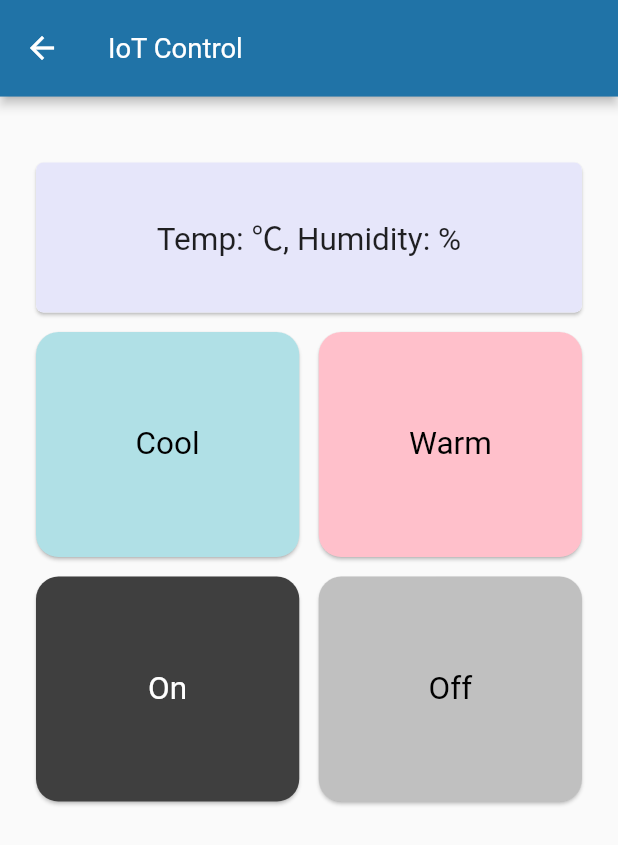
After one commit to spring98/hm10-interface, a Flutter app: the BluetoothIotControl screen opened directly, on a phone screen of 412 x 824 dp. The commit adds this screen. Shown: the top 845 px of the screen. Run offline on Flutter 3.47's test engine with Material 2 defaults, Android fonts, the phone set to English and light mode, and no system bars; our stand-ins replace flutter_screenutil, get, permission_handler; missing offline and left inert: dart:ffi, flutter_reactive_ble.

Commit message:
[추가] RC카 대신 IoT 컨트롤 추가

```diff
--- a/lib/views/02_home/01_bluetooth_serial/bluetooth_serial.dart
+++ b/lib/views/02_home/01_bluetooth_serial/bluetooth_serial.dart
@@ -33,6 +33,7 @@ class _BluetoothSerialState extends State<BluetoothSerial> {
   void dispose() {
     super.dispose();
     bluetoothViewModel.controllersDispose();
+    bluetoothViewModel.subscribeClear();
   }
 
   @override
--- /dev/null
+++ b/lib/views/02_home/02_bluetooth_iot_control/bluetooth_iot_control.dart
@@ -0,0 +1,129 @@
+import 'package:flutter/material.dart';
+import 'package:get/get.dart';
+
+import '../../../core/view_models/01_bluetooth/bluetooth_view_model.dart';
+import '../../../utils/constants/kAppBar.dart';
+
+class BluetoothIotControl extends StatefulWidget {
+  const BluetoothIotControl({Key? key}) : super(key: key);
+
+  @override
+  State<BluetoothIotControl> createState() => _BluetoothIotControlState();
+}
+
+class _BluetoothIotControlState extends State<BluetoothIotControl> {
+  final bluetoothViewModel = Get.put(BluetoothViewModel());
+
+  @override
+  void initState() {
+    super.initState();
+    bluetoothViewModel.subscribeIoT();
+  }
+
+  @override
+  void dispose() {
+    super.dispose();
+    bluetoothViewModel.subscribeClear();
+  }
+
+  @override
+  Widget build(BuildContext context) {
+    return Scaffold(
+      appBar: kAppBar('IoT Control'),
+      body: Padding(
+        padding: const EdgeInsets.all(20),
+        child: Column(
+          crossAxisAlignment: CrossAxisAlignment.stretch,
+          children: [
+            SizedBox(height: 20),
+            GetBuilder<BluetoothViewModel>(builder: (_) {
+              return Card(
+                shape: RoundedRectangleBorder(
+                  borderRadius: BorderRadius.circular(5), // 원하는 둥근 정도를 조절합니다.
+                ),
+                child: Container(
+                  padding: EdgeInsets.all(10),
+                  alignment: Alignment.center,
+                  height: 100,
+                  decoration: BoxDecoration(
+                    color: Color(0xFFE6E6FA),
+                    borderRadius: BorderRadius.circular(5),
+                  ),
+                  child: Text(
+                    'Temp: ${_.temp}℃, Humidity: ${_.humidity}%',
+                    style: TextStyle(fontSize: 21),
+                  ),
+                ),
+              );
+            }),
+            SizedBox(height: 5),
+            Row(
+              children: [
+                Expanded(child: _button('Cool')),
+                SizedBox(width: 5),
+                Expanded(child: _button('Warm')),
+              ],
+            ),
+            SizedBox(height: 5),
+            Row(
+              children: [
+                Expanded(child: _button('On')),
+                SizedBox(width: 5),
+                Expanded(child: _button('Off')),
+              ],
+            ),
+          ],
+        ),
+      ),
+    );
+  }
+
+  Widget _button(String type) {
+    String data = '';
+    Color color = Colors.black;
+    Color fontColor = Colors.black;
+    switch (type) {
+      case 'Cool':
+        data = 'C';
+        color = Color(0xFFB0E0E6);
+        break;
+      case 'Warm':
+        data = 'W';
+        color = Color(0xFFFFC0CB);
+        break;
+      case 'On':
+        data = '1';
+        color = Color(0xFF3F3F3F);
+        fontColor = Colors.white;
+        break;
+      case 'Off':
+        data = '0';
+        color = Color(0xFFC0C0C0);
+        break;
+    }
+
+    return Card(
+      color: color,
+      shape: RoundedRectangleBorder(
+        borderRadius: BorderRadius.circular(15), // 원하는 둥근 정도를 조절합니다.
+      ),
+      child: InkWell(
+        onTap: () async {
+          await bluetoothViewModel.writeIoT(data);
+        },
+        child: Container(
+          alignment: Alignment.center,
+          decoration: BoxDecoration(
+            borderRadius: BorderRadius.circular(15),
+            // color: color,
+          ),
+          height: 150,
+          child: Text(
+            type,
+            style: TextStyle(fontSize: 21, color: fontColor),
+          ),
+        ),
+      ),
+    );
+  }
+}
```
Also changed, not shown: lib/core/view_models/01_bluetooth/bluetooth_view_model.dart (+42 -1 lines), lib/core/view_models/01_bluetooth/iot_control_view_model.dart (added, +158 -0 lines), lib/views/00_splash/splash.dart (+16 -11 lines), lib/views/02_home/home.dart (+4 -3 lines), lib/views/02_home/02_bluetooth_rc/bluetooth_rc.dart (deleted), 3 other files.
